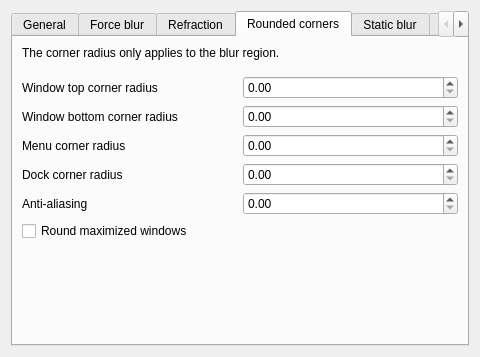
4v3ngR/kwin-effects-glass, file src/kcm/blur_config.ui: the form before one commit.
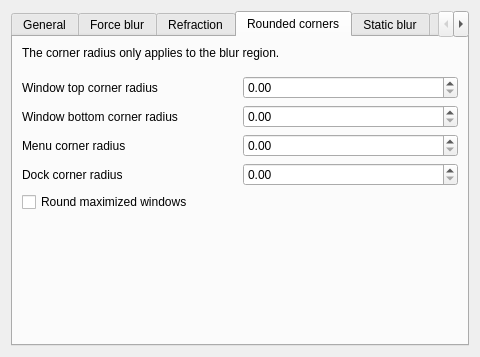
The form after the commit. The open tabs and pages were chosen to show the change. Icons and pictures are not drawn. Custom widgets are drawn as their Qt base class.

What changed in the file:
```diff
--- a/src/kcm/blur_config.ui
+++ b/src/kcm/blur_config.ui
@@ -788,24 +788,6 @@
          </item>
         </layout>
        </item>
-       <item>
-        <layout class="QHBoxLayout">
-         <item>
-          <widget class="QLabel" name="label">
-           <property name="text">
-            <string>Anti-aliasing</string>
-           </property>
-          </widget>
-         </item>
-         <item>
-          <widget class="QDoubleSpinBox" name="kcfg_RoundedCornersAntialiasing">
-           <property name="minimum">
-            <double>0.000000000000000</double>
-           </property>
-          </widget>
-         </item>
-        </layout>
-       </item>
        <item>
         <widget class="QCheckBox" name="kcfg_RoundCornersOfMaximizedWindows">
          <property name="text">
```
